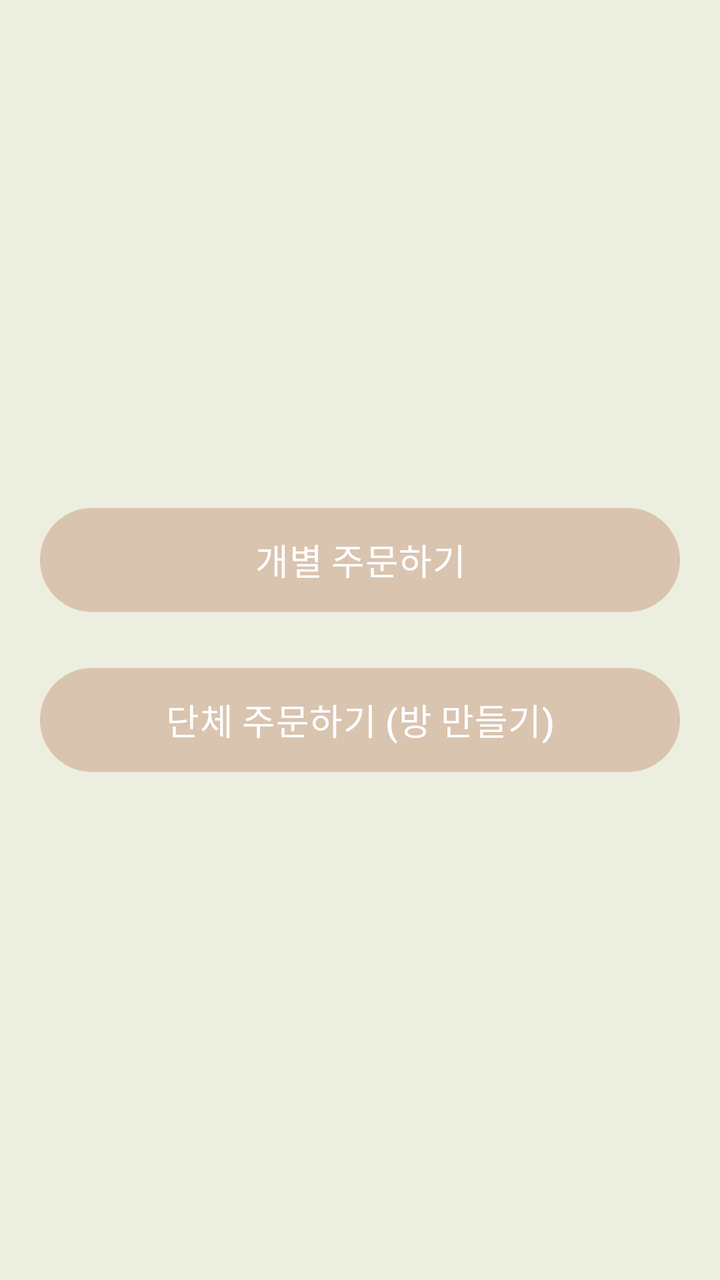
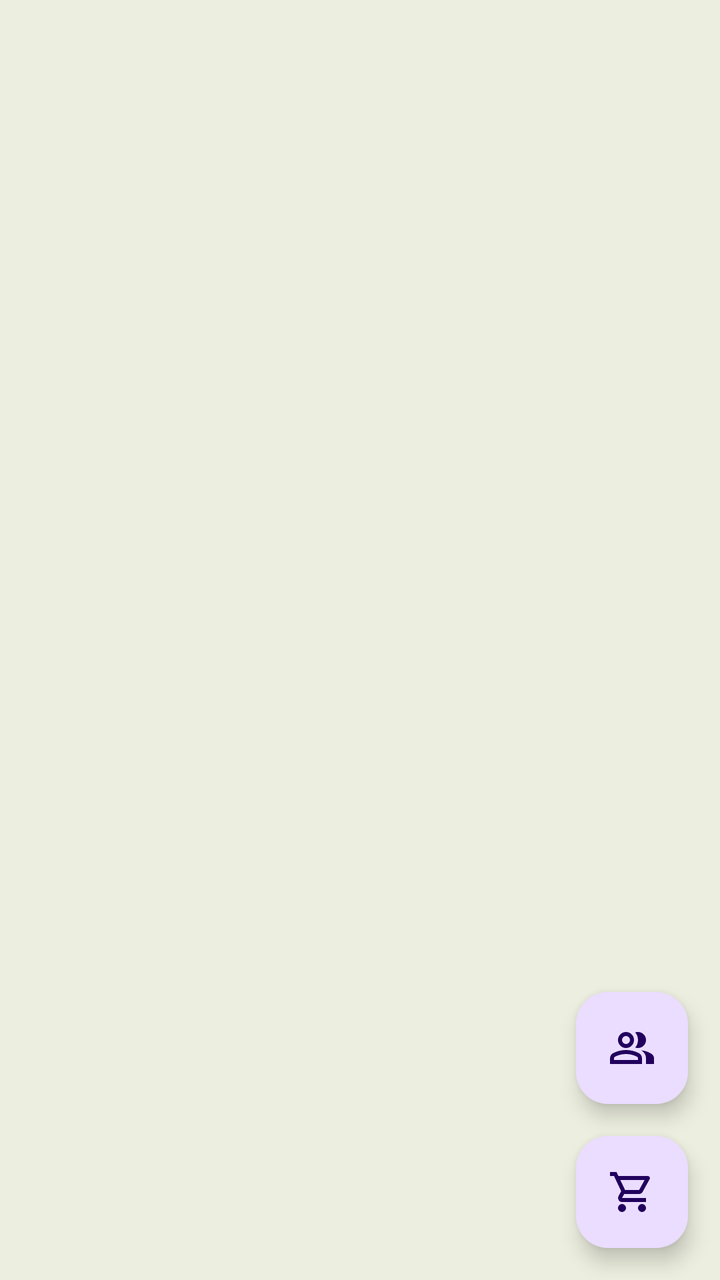

Before-and-after screenshots of an Android layout around one commit, followed by the original layout XML and the change that was made.
<!-- AndroidManifest.xml: application theme Theme.Payclient -->
<!-- res/layout/fragment_order.xml -->
<?xml version="1.0" encoding="utf-8"?>
<LinearLayout xmlns:android="http://schemas.android.com/apk/res/android"
    android:layout_width="match_parent"
    android:layout_height="match_parent"
    android:orientation="vertical"
    android:gravity="center"
    android:padding="20dp">

    <Button
        android:id="@+id/btn_individual_order"
        android:layout_width="match_parent"
        android:layout_height="60dp"
        android:text="개별 주문하기"
        android:textSize="18sp"
        android:layout_marginBottom="20dp"/>

    <Button
        android:id="@+id/btn_group_order"
        android:layout_width="match_parent"
        android:layout_height="60dp"
        android:text="단체 주문하기 (방 만들기)"
        android:textSize="18sp"/>

</LinearLayout>
<!-- resources referenced by this layout -->
<resources>
  <style name="Theme.Payclient" parent="Base.Theme.Payclient" />
  <style name="Base.Theme.Payclient" parent="Theme.Material3.DayNight.NoActionBar">
          
          <item name="colorPrimary">@color/beige</item>
          <item name="android:windowBackground">@color/baby_blue</item>
      </style>
  <color name="beige">#D9C4B0</color>
  <color name="baby_blue">#ECEEDF</color>
</resources>

<!-- the commit's change to res/layout/fragment_order.xml (unified diff, before → after) -->
@@ -1,24 +1,37 @@
 <?xml version="1.0" encoding="utf-8"?>
-<LinearLayout xmlns:android="http://schemas.android.com/apk/res/android"
+<androidx.constraintlayout.widget.ConstraintLayout
+    xmlns:android="http://schemas.android.com/apk/res/android"
+    xmlns:app="http://schemas.android.com/apk/res-auto"
     android:layout_width="match_parent"
-    android:layout_height="match_parent"
-    android:orientation="vertical"
-    android:gravity="center"
-    android:padding="20dp">
+    android:layout_height="match_parent">
 
-    <Button
-        android:id="@+id/btn_individual_order"
-        android:layout_width="match_parent"
-        android:layout_height="60dp"
-        android:text="개별 주문하기"
-        android:textSize="18sp"
-        android:layout_marginBottom="20dp"/>
+    <androidx.recyclerview.widget.RecyclerView
+        android:id="@+id/rv_menu_list"
+        android:layout_width="0dp"
+        android:layout_height="0dp"
+        app:layout_constraintTop_toTopOf="parent"
+        app:layout_constraintBottom_toBottomOf="parent"
+        app:layout_constraintStart_toStartOf="parent"
+        app:layout_constraintEnd_toEndOf="parent" />
 
-    <Button
-        android:id="@+id/btn_group_order"
-        android:layout_width="match_parent"
-        android:layout_height="60dp"
-        android:text="단체 주문하기 (방 만들기)"
-        android:textSize="18sp"/>
+    <com.google.android.material.floatingactionbutton.FloatingActionButton
+        android:id="@+id/fab_individual_order"
+        android:layout_width="wrap_content"
+        android:layout_height="wrap_content"
+        android:layout_marginEnd="16dp"
+        android:layout_marginBottom="16dp"
+        android:src="@drawable/outline_shopping_cart_24"
+        app:layout_constraintBottom_toBottomOf="parent"
+        app:layout_constraintEnd_toEndOf="parent" />
 
-</LinearLayout>
+    <com.google.android.material.floatingactionbutton.FloatingActionButton
+        android:id="@+id/fab_group_order"
+        android:layout_width="wrap_content"
+        android:layout_height="wrap_content"
+        android:layout_marginEnd="16dp"
+        android:layout_marginBottom="16dp"
+        android:src="@drawable/outline_group_24"
+        app:layout_constraintBottom_toTopOf="@id/fab_individual_order"
+        app:layout_constraintEnd_toEndOf="parent" />
+
+</androidx.constraintlayout.widget.ConstraintLayout>
<!-- resource entries referenced after the edit -->
@@ -1,5 +1,17 @@
 <!-- resources referenced by this layout -->
 <resources>
+  <!-- drawable outline_group_24 (drawable) -->
+  <vector xmlns:android="http://schemas.android.com/apk/res/android" android:height="24dp" android:tint="#FFB269" android:viewportHeight="960" android:viewportWidth="960" android:width="24dp">
+        
+      <path android:fillColor="@android:color/white" android:pathData="M40,800L40,688Q40,654 57.5,625.5Q75,597 104,582Q166,551 230,535.5Q294,520 360,520Q426,520 490,535.5Q554,551 616,582Q645,597 662.5,625.5Q680,654 680,688L680,800L40,800ZM760,800L760,680Q760,636 735.5,595.5Q711,555 666,526Q717,532 762,546.5Q807,561 846,582Q882,602 901,626.5Q920,651 920,680L920,800L760,800ZM247,433Q200,386 200,320Q200,254 247,207Q294,160 360,160Q426,160 473,207Q520,254 520,320Q520,386 473,433Q426,480 360,480Q294,480 247,433ZM713,433Q666,480 600,480Q589,480 572,477.5Q555,475 544,472Q571,440 585.5,401Q600,362 600,320Q600,278 585.5,239Q571,200 544,168Q558,163 572,161.5Q586,160 600,160Q666,160 713,207Q760,254 760,320Q760,386 713,433ZM120,720L600,720L600,688Q600,677 594.5,668Q589,659 580,654Q526,627 471,613.5Q416,600 360,600Q304,600 249,613.5Q194,627 140,654Q131,659 125.5,668Q120,677 120,688L120,720ZM416.5,376.5Q440,353 440,320Q440,287 416.5,263.5Q393,240 360,240Q327,240 303.5,263.5Q280,287 280,320Q280,353 303.5,376.5Q327,400 360,400Q393,400 416.5,376.5ZM360,720L360,720L360,720Q360,720 360,720Q360,720 360,720Q360,720 360,720Q360,720 360,720Q360,720 360,720Q360,720 360,720Q360,720 360,720Q360,720 360,720ZM360,320Q360,320 360,320Q360,320 360,320Q360,320 360,320Q360,320 360,320Q360,320 360,320Q360,320 360,320Q360,320 360,320Q360,320 360,320Z"/>
+      
+  </vector>
+  <!-- drawable outline_shopping_cart_24 (drawable) -->
+  <vector xmlns:android="http://schemas.android.com/apk/res/android" android:height="24dp" android:tint="#FFB269" android:viewportHeight="960" android:viewportWidth="960" android:width="24dp">
+        
+      <path android:fillColor="@android:color/white" android:pathData="M223.5,856.5Q200,833 200,800Q200,767 223.5,743.5Q247,720 280,720Q313,720 336.5,743.5Q360,767 360,800Q360,833 336.5,856.5Q313,880 280,880Q247,880 223.5,856.5ZM623.5,856.5Q600,833 600,800Q600,767 623.5,743.5Q647,720 680,720Q713,720 736.5,743.5Q760,767 760,800Q760,833 736.5,856.5Q713,880 680,880Q647,880 623.5,856.5ZM246,240L342,440L622,440Q622,440 622,440Q622,440 622,440L732,240Q732,240 732,240Q732,240 732,240L246,240ZM208,160L798,160Q821,160 833,180.5Q845,201 834,222L692,478Q681,498 662.5,509Q644,520 622,520L324,520L280,600Q280,600 280,600Q280,600 280,600L760,600L760,680L280,680Q235,680 212,640.5Q189,601 210,562L264,464L120,160L40,160L40,80L170,80L208,160ZM342,440L342,440L622,440Q622,440 622,440Q622,440 622,440L622,440L342,440Z"/>
+      
+  </vector>
   <style name="Theme.Payclient" parent="Base.Theme.Payclient" />
   <style name="Base.Theme.Payclient" parent="Theme.Material3.DayNight.NoActionBar">
           
